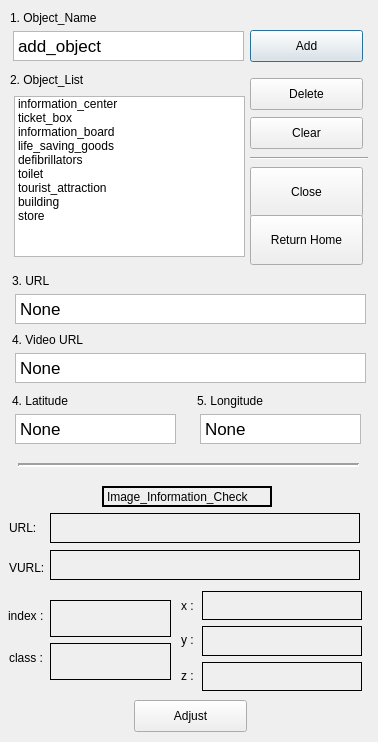
Before: the Qt Designer form secondwindow.ui in lhseop0710/SkyViewerSolution, drawn with Qt 5.
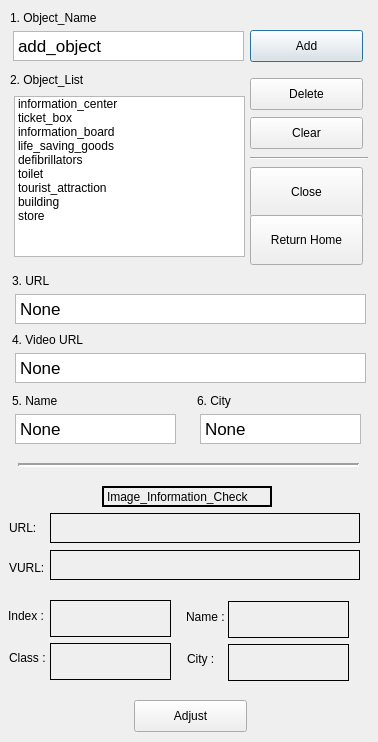
After: the same form once the commit is applied.

What changed in the file:
```diff
--- a/secondwindow.ui
+++ b/secondwindow.ui
@@ -251,7 +251,7 @@
     </rect>
    </property>
    <property name="text">
-    <string>4. Latitude</string>
+    <string>5. Name</string>
    </property>
   </widget>
   <widget class="QTextEdit" name="latitude_txt_edit">
@@ -319,7 +319,7 @@
     </rect>
    </property>
    <property name="text">
-    <string>class :</string>
+    <string>Class :</string>
    </property>
   </widget>
   <widget class="QLabel" name="label_7">
@@ -332,7 +332,7 @@
     </rect>
    </property>
    <property name="text">
-    <string>index :</string>
+    <string>Index :</string>
    </property>
   </widget>
   <widget class="QLabel" name="label_8">
@@ -345,7 +345,7 @@
     </rect>
    </property>
    <property name="text">
-    <string>5. Longitude</string>
+    <string>6. City</string>
    </property>
   </widget>
   <widget class="QTextEdit" name="longitude_txt_edit">
@@ -397,87 +397,6 @@
     </item>
    </layout>
   </widget>
-  <widget class="QWidget" name="verticalLayoutWidget_2">
-   <property name="geometry">
-    <rect>
-     <x>202</x>
-     <y>591</y>
-     <width>160</width>
-     <height>100</height>
-    </rect>
-   </property>
-   <layout class="QVBoxLayout" name="verticalLayout_2">
-    <item>
-     <widget class="QLabel" name="point_x_label">
-      <property name="frameShape">
-       <enum>QFrame::Box</enum>
-      </property>
-      <property name="text">
-       <string/>
-      </property>
-     </widget>
-    </item>
-    <item>
-     <widget class="QLabel" name="point_y_label">
-      <property name="frameShape">
-       <enum>QFrame::Box</enum>
-      </property>
-      <property name="text">
-       <string/>
-      </property>
-     </widget>
-    </item>
-    <item>
-     <widget class="QLabel" name="point_z_label">
-      <property name="frameShape">
-       <enum>QFrame::Box</enum>
-      </property>
-      <property name="text">
-       <string/>
-      </property>
-     </widget>
-    </item>
-   </layout>
-  </widget>
-  <widget class="QLabel" name="label_9">
-   <property name="geometry">
-    <rect>
-     <x>181</x>
-     <y>596</y>
-     <width>20</width>
-     <height>20</height>
-    </rect>
-   </property>
-   <property name="text">
-    <string>x :</string>
-   </property>
-  </widget>
-  <widget class="QLabel" name="label_10">
-   <property name="geometry">
-    <rect>
-     <x>181</x>
-     <y>630</y>
-     <width>20</width>
-     <height>20</height>
-    </rect>
-   </property>
-   <property name="text">
-    <string>y :</string>
-   </property>
-  </widget>
-  <widget class="QLabel" name="label_11">
-   <property name="geometry">
-    <rect>
-     <x>181</x>
-     <y>666</y>
-     <width>20</width>
-     <height>20</height>
-    </rect>
-   </property>
-   <property name="text">
-    <string>z :</string>
-   </property>
-  </widget>
   <widget class="QLabel" name="label_12">
    <property name="geometry">
     <rect>
@@ -566,6 +485,64 @@
     <string/>
    </property>
   </widget>
+  <widget class="QLabel" name="label_9">
+   <property name="geometry">
+    <rect>
+     <x>186</x>
+     <y>609</y>
+     <width>40</width>
+     <height>16</height>
+    </rect>
+   </property>
+   <property name="text">
+    <string>Name :</string>
+   </property>
+  </widget>
+  <widget class="QWidget" name="verticalLayoutWidget_2">
+   <property name="geometry">
+    <rect>
+     <x>228</x>
+     <y>601</y>
+     <width>121</width>
+     <height>80</height>
+    </rect>
+   </property>
+   <layout class="QVBoxLayout" name="verticalLayout_2">
+    <item>
+     <widget class="QLabel" name="name_label">
+      <property name="frameShape">
+       <enum>QFrame::Box</enum>
+      </property>
+      <property name="text">
+       <string/>
+      </property>
+     </widget>
+    </item>
+    <item>
+     <widget class="QLabel" name="city_label">
+      <property name="frameShape">
+       <enum>QFrame::Box</enum>
+      </property>
+      <property name="text">
+       <string/>
+      </property>
+     </widget>
+    </item>
+   </layout>
+  </widget>
+  <widget class="QLabel" name="label_10">
+   <property name="geometry">
+    <rect>
+     <x>187</x>
+     <y>651</y>
+     <width>40</width>
+     <height>16</height>
+    </rect>
+   </property>
+   <property name="text">
+    <string>City :</string>
+   </property>
+  </widget>
  </widget>
  <resources/>
  <connections/>
```
Left out of the diff: 4 changed lines with no effect on the pictures.
